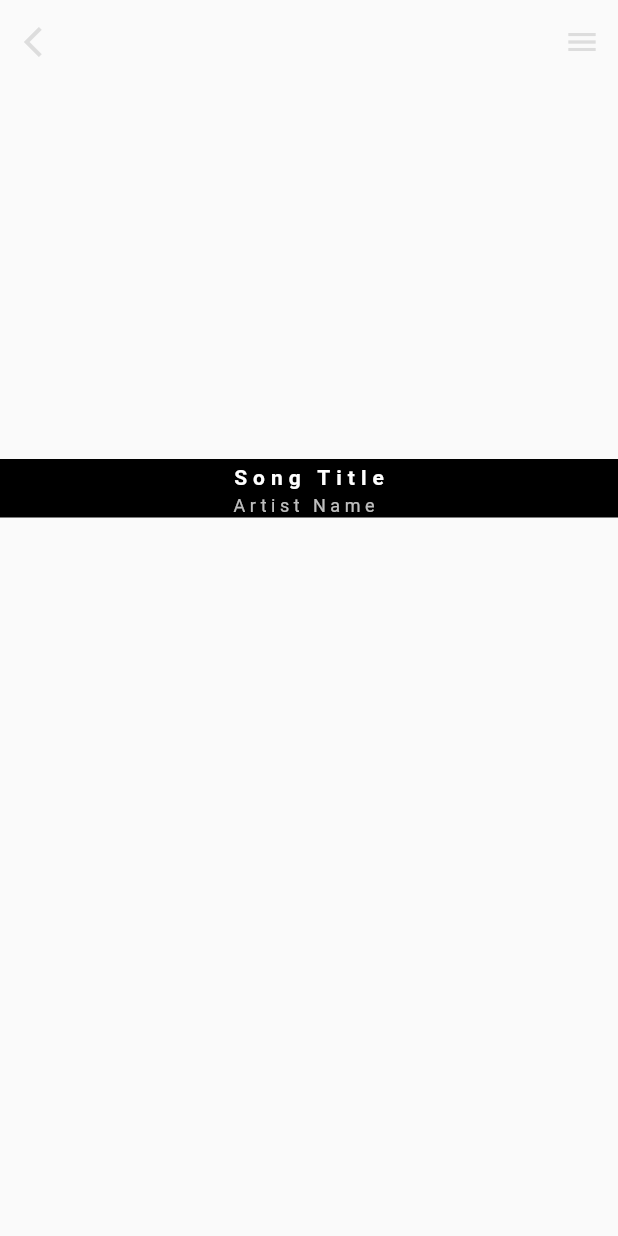
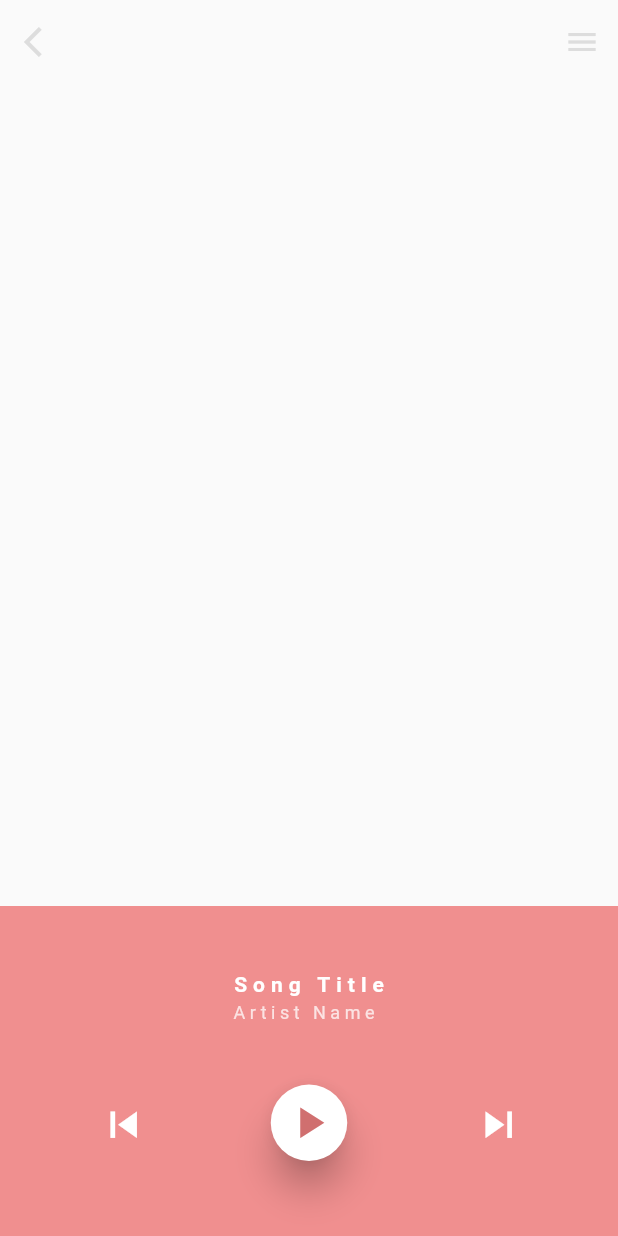
Before and after one commit to MohammadSorouri/musicUI, a Flutter app: the screen it shows after launch, on a phone screen of 412 x 824 dp. Run offline on Flutter 3.47's test engine with Material 2 defaults, Android fonts, the phone set to English and light mode, and no system bars.

Commit message:
add song.dart class

```diff
--- a/lib/main.dart
+++ b/lib/main.dart
@@ -1,4 +1,5 @@
 import 'package:flutter/material.dart';
+import 'package:flutter_app_music_ui/theme.dart';
 
 void main() => runApp(MyApp());
 
@@ -46,12 +47,18 @@ class _MyHomePageState extends State<MyHomePage> {
       ),
       body: Column(
         children: <Widget>[
-          Container(
-            width: double.infinity,
-            height: 250,
+          Expanded(
+            child: Center(
+              child: Container(
+                width: 125,
+                height: 125,
+              ),
+            )
           ),
           Container(
-            color: Colors.black,
+            color: accentColor,
+            child: Padding(
+              padding: const EdgeInsets.only(top: 40,bottom: 50),
               child: Column(children: <Widget>[
                 RichText(
                   text: TextSpan(
@@ -79,10 +86,38 @@ class _MyHomePageState extends State<MyHomePage> {
                     ]
                   ),
                 ),
-              Row(children: <Widget>[
+                Padding(
+                  padding: const EdgeInsets.only(top: 40),
+                  child: Row(children: <Widget>[
+                    Expanded(child: Container(),),
+                    IconButton(
+                      onPressed: (){},
+                      icon: Icon(Icons.skip_previous,color: Colors.white,size: 35,),
+                    ),
+                    Expanded(child: Container(),),
+                    RawMaterialButton(
+                      shape: CircleBorder(),
+                      fillColor: Colors.white,
+                      splashColor: accentColor,
+                      highlightColor: lightAccentColor.withOpacity(.5),
+                      elevation: 10,
+                      highlightElevation: 5,
+                      onPressed: (){},
+                      child: Padding(padding: EdgeInsets.all(8),
+                      child: Icon(Icons.play_arrow,color: darkAccentColor,size: 35,),
+                      ),
+                    ),
+                   Expanded(child: Container(),),
+                    IconButton(
+                      onPressed: (){},
+                      icon: Icon(Icons.skip_next,color: Colors.white,size: 35,),
+                    ),
+                    Expanded(child: Container(),),
 
-              ],)
                   ],),
+                )
+              ],),
+            ),
           )
         ],
       ),
--- a/lib/theme.dart
+++ b/lib/theme.dart
@@ -0,0 +1,5 @@
+import 'package:flutter/material.dart';
+
+const Color accentColor = const Color(0xfff08f8f);
+const Color lightAccentColor = const Color(0xffffafaf);
+const Color darkAccentColor = const Color(0xffd06f6f);
```
Also changed, not shown: lib/songs.dart (added). Lines whose indentation alone changed are shown as unchanged.
